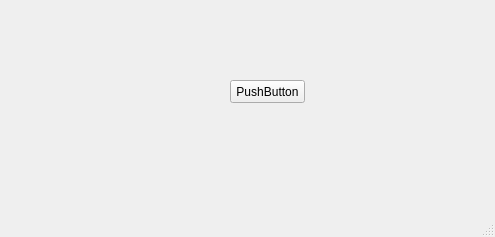
The window that gui.ui (Santiago-vdk/Proyecto-Diagnostico) describes before a commit, drawn with Qt 5.
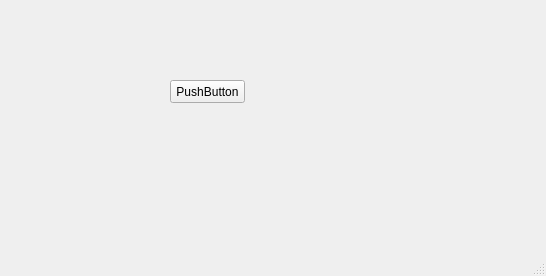
The same window after the commit.

Commit message: Agrego recursos, imagenes

```diff
--- a/gui.ui
+++ b/gui.ui
@@ -6,8 +6,8 @@
    <rect>
     <x>0</x>
     <y>0</y>
-    <width>495</width>
-    <height>237</height>
+    <width>546</width>
+    <height>276</height>
    </rect>
   </property>
   <property name="windowTitle">
@@ -17,7 +17,7 @@
    <widget class="QPushButton" name="pushButton">
     <property name="geometry">
      <rect>
-      <x>230</x>
+      <x>170</x>
       <y>80</y>
       <width>75</width>
       <height>23</height>
```
Left out of the diff: 2 changed lines with no effect on the pictures. The commit also changes 2 other files.
